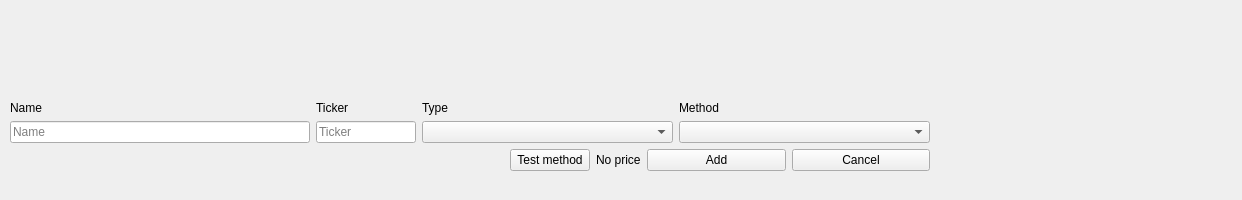
Above: ui/guiAddS.ui from Roenski/StockTracker before the change. Below: the same form after it.
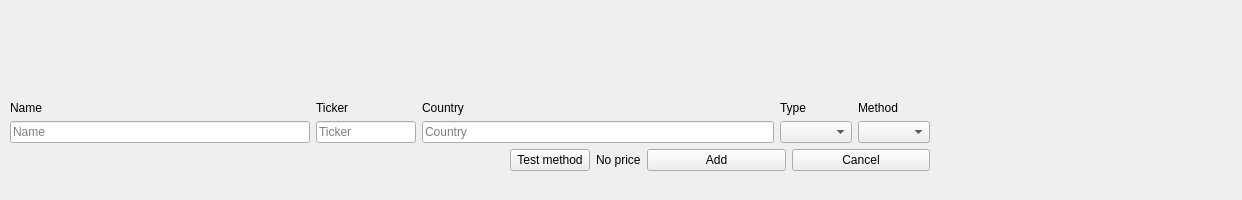
That is the form after the change.

Commit message: Added country to stock information (required for investpy)

Patch:
```diff
--- a/ui/guiAddS.ui
+++ b/ui/guiAddS.ui
@@ -127,6 +127,27 @@
         </item>
        </layout>
       </item>
+      <item>
+       <layout class="QVBoxLayout" name="verticalLayout_2">
+        <item>
+         <widget class="QLabel" name="label_5">
+          <property name="text">
+           <string>Country</string>
+          </property>
+          <property name="alignment">
+           <set>Qt::AlignBottom|Qt::AlignLeading|Qt::AlignLeft</set>
+          </property>
+         </widget>
+        </item>
+        <item>
+         <widget class="QLineEdit" name="line_scountry">
+          <property name="placeholderText">
+           <string>Country</string>
+          </property>
+         </widget>
+        </item>
+       </layout>
+      </item>
       <item>
        <layout class="QVBoxLayout" name="verticalLayout_10">
         <item>
```
The commit also changes 2 other files.
